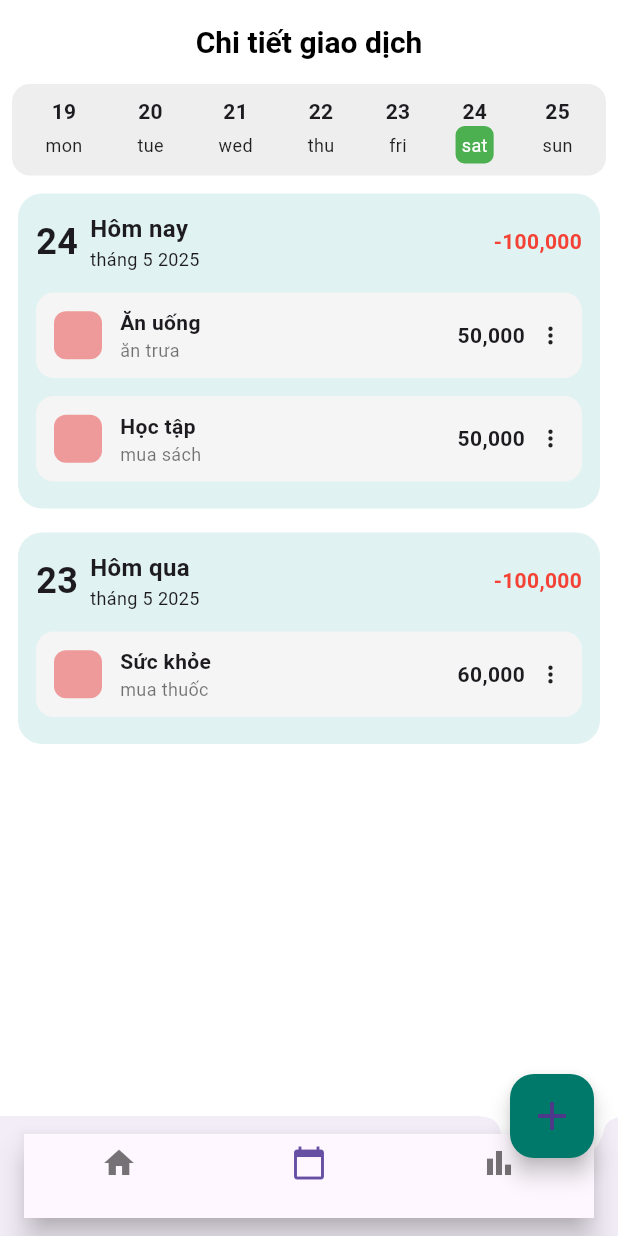
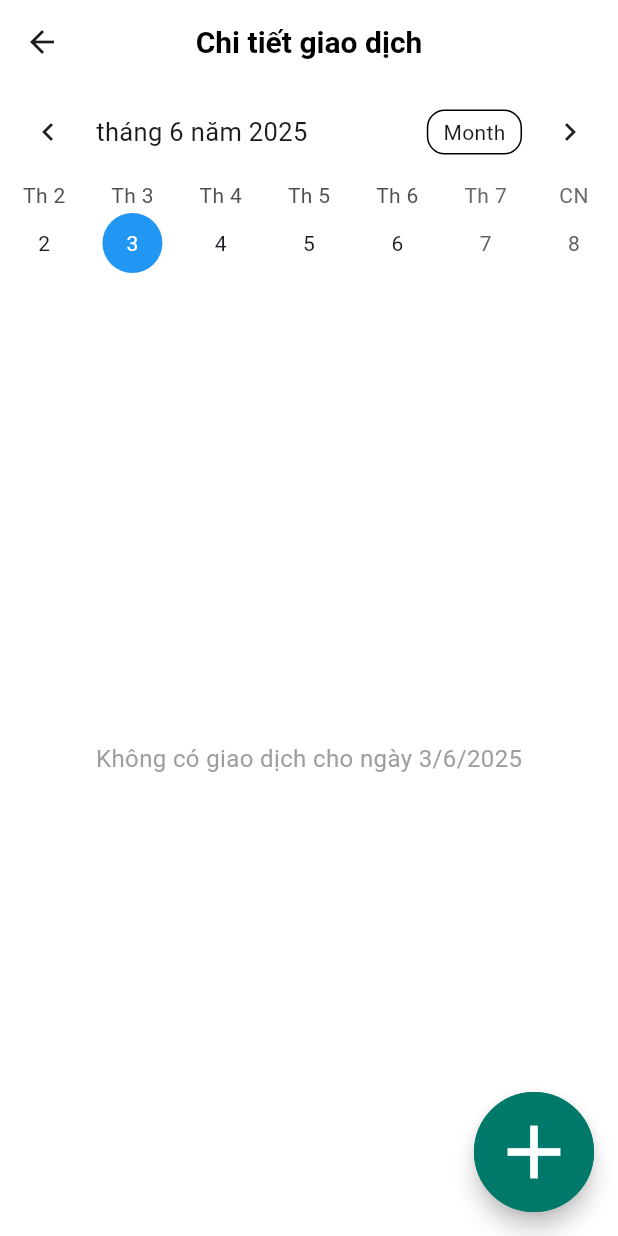
Before and after one commit to 2namoti631/app_chi_tieu_flutter, a Flutter app: the TransactionDetailScreen screen opened directly, on a phone screen of 412 x 824 dp. Run offline on Flutter 3.47's test engine with Material 3 defaults, Android fonts, the phone set to English and light mode, and no system bars; drawn by our look-alikes of table_calendar.

Commit message:
cap nhat app

```diff
--- a/app_chi_tieu/lib/screens/expense_detail_screen.dart
+++ b/app_chi_tieu/lib/screens/expense_detail_screen.dart
@@ -1,16 +1,50 @@
+import 'package:app_chi_tieu/widgets/calender_bar.dart';
 import 'package:flutter/material.dart';
 
-void main() {
-  runApp(const MaterialApp(
-    debugShowCheckedModeBanner: false,
-    home: TransactionDetailScreen(),
-  ));
+import '../widgets/floating_button.dart';
+
+
+class TransactionDetailScreen extends StatefulWidget {
+  const TransactionDetailScreen({super.key});
+  @override
+  State<TransactionDetailScreen> createState() => _TransactionDetailScreenState();
 }
-class TransactionDetailScreen extends StatelessWidget {
-  const TransactionDetailScreen({super.key});
+class _TransactionDetailScreenState extends State<TransactionDetailScreen> {
+
+  DateTime selectedDate = DateTime.now();
+
+  // Dữ liệu mẫu cho các giao dịch
+  final List<Map<String, dynamic>> transactions = [
+    {
+      'date': DateTime(2025, 5, 24),
+      'label': 'Hôm nay',
+      'month': 'tháng 5 2025',
+      'total': '-100,000',
+      'items': [
+        {'category': 'Ăn uống', 'note': 'ăn trưa', 'amount': '50,000'},
+        {'category': 'Học tập', 'note': 'mua sách', 'amount': '50,000'},
+      ],
+    },
+    {
+      'date': DateTime(2025, 5, 23),
+      'label': 'Hôm qua',
+      'month': 'tháng 5 2025',
+      'total': '-100,000',
+      'items': [
+        {'category': 'Sức khỏe', 'note': 'mua thuốc', 'amount': '60,000'},
+      ],
+    },
+  ];
+
 
   @override
   Widget build(BuildContext context) {
+    List<Map<String, dynamic>> filteredTransactions = transactions.where((tx) {
+      return tx['date'].year == selectedDate.year &&
+          tx['date'].month == selectedDate.month &&
+          tx['date'].day == selectedDate.day;
+    }).toList();
+
     return Scaffold(
       backgroundColor: Colors.white,
       appBar: AppBar(
@@ -28,126 +62,46 @@
       ),
       body: Column(
         children: [
-          _buildCalendarBar(),
+          CalendarPageBar(
+            onDateSelected: (date) {
+              setState(() {
+                selectedDate = date;
+              });
+            },
+          ),
           Expanded(
-            child: ListView(
+            child: filteredTransactions.isEmpty
+                ? Center(
+              child: Text(
+                'Không có giao dịch cho ngày ${selectedDate.day}/${selectedDate.month}/${selectedDate.year}',
+                style: const TextStyle(fontSize: 16, color: Colors.grey),
+              ),
+            )
+                : ListView.builder(
               padding: const EdgeInsets.all(12),
-              children: const [
-                TransactionDayCard(
-                  date: '24',
-                  label: 'Hôm nay',
-                  month: 'tháng 5 2025',
-                  total: '-100,000',
-                  items: [
-                    TransactionItem(category: 'Ăn uống', note: 'ăn trưa', amount: '50,000'),
-                    TransactionItem(category: 'Học tập', note: 'mua sách', amount: '50,000'),
-                  ],
-                ),
-                SizedBox(height: 16),
-                TransactionDayCard(
-                  date: '23',
-                  label: 'Hôm qua',
-                  month: 'tháng 5 2025',
-                  total: '-100,000',
-                  items: [
-                    TransactionItem(category: 'Sức khỏe', note: 'mua thuốc', amount: '60,000'),
-                  ],
-                ),
-              ],
+              itemCount: filteredTransactions.length,
+              itemBuilder: (context, index) {
+                var tx = filteredTransactions[index];
+                return TransactionDayCard(
+                  date: tx['date'].day.toString(),
+                  label: tx['label'],
+                  month: tx['month'],
+                  total: tx['total'],
+                  items: (tx['items'] as List)
+                      .map((item) => TransactionItem(
+                    category: item['category'],
+                    note: item['note'],
+                    amount: item['amount'],
+                  ))
+                      .toList(),
+                );
+              },
             ),
           ),
         ],
       ),
-      floatingActionButton: FloatingActionButton(
-        backgroundColor: Colors.teal.shade700,
-        onPressed: () {
-          showModalBottomSheet(
-            context: context,
-            shape: const RoundedRectangleBorder(
-              borderRadius: BorderRadius.vertical(top: Radius.circular(16)),
-            ),
-            builder: (context) {
-              return Column(
-                mainAxisSize: MainAxisSize.min,
-                children: [
-                  ListTile(
-                    leading: const Icon(Icons.remove_circle_outline),
-                    title: const Text('Thêm chi tiêu'),
-                    onTap: () {
-                      Navigator.pop(context);
-                      // Điều hướng hoặc xử lý thêm chi tiêu
-                    },
-                  ),
-                  ListTile(
-                    leading: const Icon(Icons.add_circle_outline),
-                    title: const Text('Thêm thu nhập'),
-                    onTap: () {
-                      Navigator.pop(context);
-                      // Điều hướng hoặc xử lý thêm thu nhập
-                    },
-                  ),
-                ],
-              );
-            },
-          );
-        },
-        child: const Icon(Icons.add, size: 32),
-      ),
-
-      floatingActionButtonLocation: FloatingActionButtonLocation.endDocked,
-      bottomNavigationBar: BottomAppBar(
-        shape: const CircularNotchedRectangle(),
-        notchMargin: 8.0,
-        child: BottomNavigationBar(
-          currentIndex: 1,
-          onTap: (index) {},
-          items: const [
-            BottomNavigationBarItem(icon: Icon(Icons.home), label: ''),
-            BottomNavigationBarItem(icon: Icon(Icons.calendar_today), label: ''),
-            BottomNavigationBarItem(icon: Icon(Icons.bar_chart), label: ''),
-          ],
-        ),
-      ),
-    );
-  }
-
-  Widget _buildCalendarBar() {
-    final dates = ['19', '20', '21', '22', '23', '24', '25'];
-    final days = ['mon', 'tue', 'wed', 'thu', 'fri', 'sat', 'sun'];
-    return Padding(
-      padding: const EdgeInsets.symmetric(horizontal: 8),
-      child: Container(
-        decoration: BoxDecoration(
-          color: Colors.grey.shade200,
-          borderRadius: BorderRadius.circular(12),
-        ),
-        padding: const EdgeInsets.symmetric(vertical: 8, horizontal: 4),
-        child: Row(
-          mainAxisAlignment: MainAxisAlignment.spaceAround,
-          children: List.generate(dates.length, (index) {
-            final isSelected = dates[index] == '24';
-            return Column(
-              children: [
-                Text(dates[index], style: const TextStyle(fontWeight: FontWeight.bold)),
-                Container(
-                  padding: const EdgeInsets.all(4),
-                  decoration: BoxDecoration(
-                    color: isSelected ? Colors.green : Colors.transparent,
-                    borderRadius: BorderRadius.circular(6),
-                  ),
-                  child: Text(
-                    days[index],
-                    style: TextStyle(
-                      color: isSelected ? Colors.white : Colors.black87,
-                      fontSize: 12,
-                    ),
-                  ),
-                ),
-              ],
-            );
-          }),
-        ),
-      ),
+      floatingActionButton:CustomFAB(),
+      floatingActionButtonLocation: FloatingActionButtonLocation.endFloat,
     );
   }
 }
--- a/app_chi_tieu/lib/widgets/bottom_navigator.dart
+++ b/app_chi_tieu/lib/widgets/bottom_navigator.dart
@@ -1,5 +1,4 @@
 import 'package:flutter/material.dart';
-import 'package:flutter_svg/flutter_svg.dart';
 
 class BottomNavBar extends StatelessWidget {
   final int currentIndex;
@@ -19,7 +18,7 @@
         boxShadow: [
           BoxShadow(
             color: Colors.black.withOpacity(0.1),
-            blurRadius: 18,
+            blurRadius: 5,
             offset: Offset(0, -2),
           ),
         ],
--- /dev/null
+++ b/app_chi_tieu/lib/widgets/calender_bar.dart
@@ -0,0 +1,51 @@
+import 'package:flutter/material.dart';
+import 'package:table_calendar/table_calendar.dart';
+
+
+class CalendarPageBar extends StatefulWidget {
+  final Function(DateTime) onDateSelected;  // thêm callback
+
+  const CalendarPageBar({super.key, required this.onDateSelected});
+
+  @override
+  _CalendarPageBarState createState() => _CalendarPageBarState();
+}
+
+class _CalendarPageBarState extends State<CalendarPageBar> {
+  DateTime selectedDate = DateTime.now();
+  DateTime focusedDate = DateTime.now();
+
+  @override
+  Widget build(BuildContext context) {
+    return TableCalendar(
+      locale: 'vi_VN',
+      firstDay: DateTime.utc(2020, 1, 1),
+      lastDay: DateTime.utc(2030, 12, 31),
+      focusedDay: focusedDate,
+      selectedDayPredicate: (day) {
+        return isSameDay(selectedDate, day);
+      },
+      calendarFormat: CalendarFormat.week,
+      startingDayOfWeek: StartingDayOfWeek.monday,
+      availableGestures: AvailableGestures.horizontalSwipe,
+      onDaySelected: (selected, focused) {
+        setState(() {
+          selectedDate = selected;
+          focusedDate = focused;
+        });
+        widget.onDateSelected(selected);  // gọi callback để truyền ngày lên trên
+      },
+      calendarStyle: const CalendarStyle(
+        selectedDecoration: BoxDecoration(
+          color: Colors.blue,
+          shape: BoxShape.circle,
+        ),
+        todayDecoration: BoxDecoration(
+          color: Colors.orange,
+          shape: BoxShape.circle,
+        ),
+        selectedTextStyle: TextStyle(color: Colors.white),
+      ),
+    );
+  }
+}
--- /dev/null
+++ b/app_chi_tieu/lib/widgets/floating_button.dart
@@ -0,0 +1,57 @@
+import 'package:flutter/material.dart';
+
+import '../screens/add_expense_screen.dart';
+
+class CustomFAB extends StatelessWidget {
+  const CustomFAB({super.key});
+
+  @override
+  Widget build(BuildContext context) {
+    return SizedBox(
+      width: 80,
+      height: 80,
+      child: FloatingActionButton(
+        shape: CircleBorder(
+          side: BorderSide(color: Colors.teal.shade700, width: 2),
+        ),
+        backgroundColor: Colors.teal.shade700,
+        child: const Icon(Icons.add, size: 60, color: Colors.white),
+        onPressed: () {
+          showModalBottomSheet(
+            context: context,
+            shape: const RoundedRectangleBorder(
+              borderRadius: BorderRadius.vertical(top: Radius.circular(16)),
+            ),
+            builder: (context) {
+              return Column(
+                mainAxisSize: MainAxisSize.min,
+                children: [
+                  ListTile(
+                    leading: const Icon(Icons.remove_circle_outline),
+                    title: const Text('Thêm chi tiêu'),
+                    onTap: () {
+                      Navigator.push(
+                        context,
+                        MaterialPageRoute(
+                          builder: (context) => AddTransactionScreen(),
+                        ),
+                      );
+                    },
+                  ),
+                  ListTile(
+                    leading: const Icon(Icons.camera_alt_outlined),
+                    title: const Text('Ảnh chi tiêu'),
+                    onTap: () {
+                      Navigator.pop(context);
+                      // Xử lý chụp ảnh ở đây nếu cần
+                    },
+                  ),
+                ],
+              );
+            },
+          );
+        },
+      ),
+    );
+  }
+}
```
Also changed, not shown: app_chi_tieu/lib/main.dart (+14 -3 lines), app_chi_tieu/lib/screens/analytics_screen.dart (+172 -0 lines), app_chi_tieu/lib/screens/home_screen.dart (+13 -32 lines), app_chi_tieu/lib/screens/main_screen.dart (added, +37 -0 lines), app_chi_tieu/pubspec.yaml (+6 -32 lines), app_chi_tieu/pubspec.lock.
